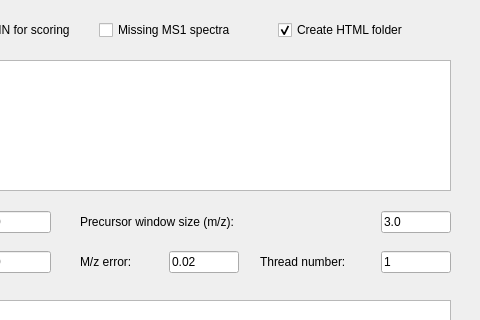
toppic-suite/toppic-suite, file src/gui/topfd/topfddialog.ui: the form before one commit; both pictures show x 480 to 960 and y 0 to 320 of the 960 by 610 pixel window.
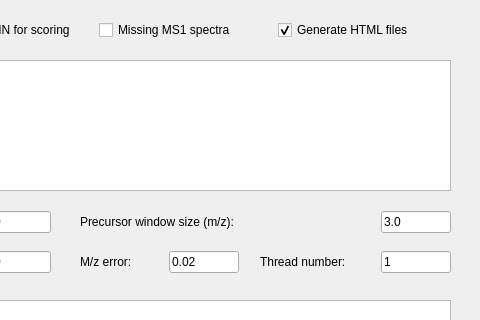
The form after the commit. Icons and pictures are not drawn.

Commit message: Reviewed topfd.

```diff
--- a/src/gui/topfd/topfddialog.ui
+++ b/src/gui/topfd/topfddialog.ui
@@ -559,7 +559,7 @@
         <bool>false</bool>
        </property>
        <property name="text">
-        <string>Create HTML folder</string>
+        <string>Generate HTML files</string>
        </property>
        <property name="checkable">
         <bool>true</bool>
```
The commit also changes 2 other files.
